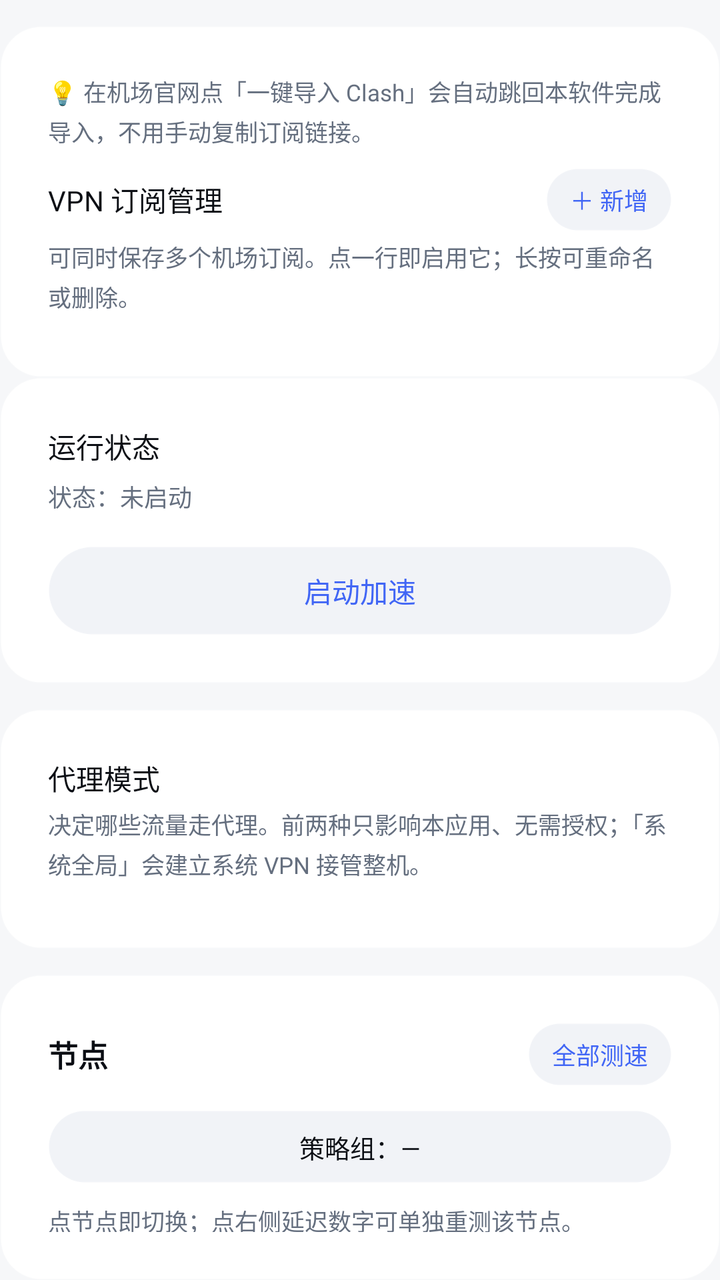
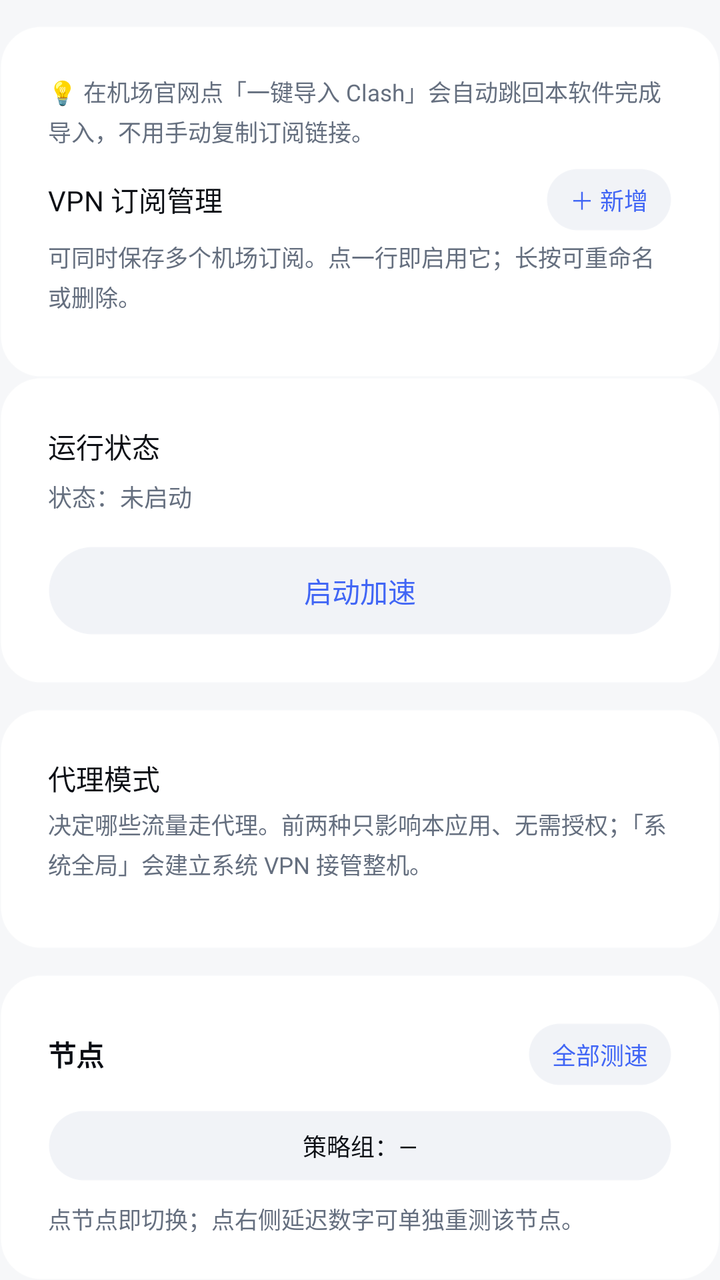

Two renders of the same Android screen: before a commit and after it. Below are the layout's source before the change and the commit's diff.
<!-- AndroidManifest.xml: application theme AppTheme -->
<!-- res/layout/page_vpn.xml -->
<?xml version="1.0" encoding="utf-8"?>
<LinearLayout xmlns:android="http://schemas.android.com/apk/res/android"
    android:id="@+id/vpn_page"
    android:layout_width="match_parent"
    android:layout_height="wrap_content"
    android:orientation="vertical">

    
    <LinearLayout
        style="@style/SectionCard"
        android:layout_marginTop="13dp">

        <TextView
            style="@style/FieldHint"
            android:layout_marginTop="0dp"
            android:layout_marginBottom="10dp"
            android:text="@string/vpn_import_tip" />

        <LinearLayout
            android:layout_width="match_parent"
            android:layout_height="wrap_content"
            android:orientation="horizontal"
            android:gravity="center_vertical">

            <TextView
                style="@style/FieldLabel"
                android:layout_width="0dp"
                android:layout_height="wrap_content"
                android:layout_weight="1"
                android:text="VPN 订阅管理" />

            <TextView
                android:id="@+id/btn_add_sub"
                android:layout_width="wrap_content"
                android:layout_height="wrap_content"
                android:background="@drawable/mini_btn_border"
                android:gravity="center"
                android:paddingLeft="12dp"
                android:paddingRight="12dp"
                android:paddingTop="7dp"
                android:paddingBottom="7dp"
                android:text="＋ 新增"
                android:textColor="@color/accent"
                android:textSize="12sp" />
        </LinearLayout>

        <TextView
            style="@style/FieldHint"
            android:layout_marginTop="4dp"
            android:text="可同时保存多个机场订阅。点一行即启用它；长按可重命名或删除。" />

        <LinearLayout
            android:id="@+id/sub_list"
            android:layout_width="match_parent"
            android:layout_height="wrap_content"
            android:layout_marginTop="8dp"
            android:orientation="vertical" />
    </LinearLayout>

    
    
    <LinearLayout style="@style/SectionCard">

        <TextView
            style="@style/FieldLabel"
            android:layout_width="match_parent"
            android:layout_height="wrap_content"
            android:layout_weight="0"
            android:text="运行状态" />

        <TextView
            android:id="@+id/proxy_state"
            android:layout_width="match_parent"
            android:layout_height="wrap_content"
            android:layout_marginTop="6dp"
            android:lineSpacingExtra="3dp"
            android:text="状态：未启动"
            android:textColor="@color/tx3"
            android:textSize="12sp" />

        
        <LinearLayout
            android:id="@+id/run_kv"
            android:layout_width="match_parent"
            android:layout_height="wrap_content"
            android:layout_marginTop="2dp"
            android:orientation="vertical" />

        <TextView
            android:id="@+id/btn_proxy_run"
            android:layout_width="match_parent"
            android:layout_height="wrap_content"
            android:layout_marginTop="14dp"
            android:background="@drawable/mini_btn_border"
            android:gravity="center"
            android:paddingTop="12dp"
            android:paddingBottom="12dp"
            android:text="启动加速"
            android:textColor="@color/accent"
            android:textSize="14sp" />
    </LinearLayout>

    
    <LinearLayout style="@style/SectionCard" android:layout_marginTop="13dp">

        <TextView
            style="@style/FieldLabel"
            android:layout_width="match_parent"
            android:layout_height="wrap_content"
            android:layout_weight="0"
            android:text="代理模式" />

        <TextView
            style="@style/FieldHint"
            android:layout_marginTop="4dp"
            android:text="决定哪些流量走代理。前两种只影响本应用、无需授权；「系统全局」会建立系统 VPN 接管整机。" />

        <LinearLayout
            android:id="@+id/mode_box"
            android:layout_width="match_parent"
            android:layout_height="wrap_content"
            android:layout_marginTop="10dp"
            android:orientation="vertical" />
    </LinearLayout>

    
    <LinearLayout
        android:id="@+id/node_card"
        style="@style/SectionCard"
        android:layout_marginTop="13dp">

        <LinearLayout
            android:layout_width="match_parent"
            android:layout_height="wrap_content"
            android:orientation="horizontal"
            android:gravity="center_vertical">

            <TextView
                android:layout_width="0dp"
                android:layout_height="wrap_content"
                android:layout_weight="1"
                android:text="节点"
                android:textColor="@color/tx"
                android:textSize="15sp"
                android:textStyle="bold" />

            <TextView
                android:id="@+id/btn_test_all"
                android:layout_width="wrap_content"
                android:layout_height="wrap_content"
                android:background="@drawable/mini_btn_border"
                android:gravity="center"
                android:paddingLeft="12dp"
                android:paddingRight="12dp"
                android:paddingTop="7dp"
                android:paddingBottom="7dp"
                android:text="全部测速"
                android:textColor="@color/accent"
                android:textSize="12sp" />
        </LinearLayout>

        
        <TextView
            android:id="@+id/group_pick"
            android:layout_width="match_parent"
            android:layout_height="wrap_content"
            android:layout_marginTop="12dp"
            android:background="@drawable/mini_btn_border"
            android:gravity="center"
            android:paddingTop="9dp"
            android:paddingBottom="9dp"
            android:text="策略组：—"
            android:textColor="@color/tx"
            android:textSize="12.5sp" />

        <TextView
            android:id="@+id/node_hint"
            style="@style/FieldHint"
            android:layout_marginTop="10dp"
            android:text="点节点即切换；点右侧延迟数字可单独重测该节点。" />

        <LinearLayout
            android:id="@+id/node_list"
            android:layout_width="match_parent"
            android:layout_height="wrap_content"
            android:layout_marginTop="4dp"
            android:orientation="vertical" />
    </LinearLayout>

    
    <LinearLayout
        android:id="@+id/route_card"
        style="@style/SectionCard"
        android:layout_marginTop="13dp">

        <TextView
            style="@style/FieldLabel"
            android:layout_width="match_parent"
            android:layout_height="wrap_content"
            android:layout_weight="0"
            android:text="以下平台走代理" />

        <TextView
            style="@style/FieldHint"
            android:layout_marginTop="4dp"
            android:text="未勾选的平台一律直连 —— 国内平台直连更快，也不浪费机场流量。" />

        <LinearLayout
            android:id="@+id/proxy_plats"
            android:layout_width="match_parent"
            android:layout_height="wrap_content"
            android:layout_marginTop="8dp"
            android:orientation="vertical" />
    </LinearLayout>
</LinearLayout>
<!-- resources referenced by this layout -->
<resources>
  <color name="accent">#4166F5</color>
  <color name="tx">#0B0E14</color>
  <color name="tx3">#656F7F</color>
  <!-- drawable mini_btn_border (drawable) -->
  <?xml version="1.0" encoding="utf-8"?>
  <shape xmlns:android="http://schemas.android.com/apk/res/android"
      android:shape="rectangle">
      <corners android:radius="999dp" />
      <solid android:color="@color/btn_c" />
      <stroke android:width="1dp" android:color="@color/line" />
  </shape>
  <string name="vpn_import_tip">💡 在机场官网点「一键导入 Clash」会自动跳回本软件完成导入，不用手动复制订阅链接。</string>
  <style name="FieldHint">
          <item name="android:layout_width">match_parent</item>
          <item name="android:layout_height">wrap_content</item>
          <item name="android:layout_marginTop">7dp</item>
          <item name="android:textColor">@color/tx3</item>
          <item name="android:textSize">11.5sp</item>
          <item name="android:lineSpacingExtra">3dp</item>
      </style>
  <style name="FieldLabel">
          <item name="android:layout_width">0dp</item>
          <item name="android:layout_height">wrap_content</item>
          <item name="android:layout_weight">1</item>
          <item name="android:textColor">@color/tx</item>
          <item name="android:textSize">14sp</item>
      </style>
  <style name="SectionCard">
          <item name="android:layout_width">match_parent</item>
          <item name="android:layout_height">wrap_content</item>
          <item name="android:orientation">vertical</item>
          <item name="android:background">@drawable/card_aurora</item>
          
          <item name="android:padding">24dp</item>
      </style>
  <style name="AppTheme" parent="@android:style/Theme.DeviceDefault.Light.NoActionBar">
          <item name="android:windowBackground">@color/bg</item>
          <item name="android:colorBackground">@color/bg</item>
          <item name="android:fitsSystemWindows">false</item>
          <item name="android:textColorPrimary">@color/tx</item>
          <item name="android:textColorSecondary">@color/tx2</item>
          
          <item name="android:alertDialogTheme">@style/AppDialogTheme</item>
      </style>
  <color name="btn_c">#F1F3F7</color>
  <color name="line">#13FFFFFF</color>
  <!-- drawable card_aurora (drawable) -->
  <?xml version="1.0" encoding="utf-8"?>
  <shape xmlns:android="http://schemas.android.com/apk/res/android"
      android:shape="rectangle">
      <corners android:radius="20dp" />
      <solid android:color="@color/card_c" />
      <stroke
          android:width="1dp"
          android:color="@color/line" />
  </shape>
  <color name="bg">#F6F7F9</color>
  <color name="tx2">#5A6272</color>
  <style name="AppDialogTheme" parent="@android:style/Theme.DeviceDefault.Light.Dialog.Alert">
          <item name="android:windowAnimationStyle">@style/DialogAnim</item>
      </style>
  <color name="card_c">#FFFFFF</color>
  <style name="DialogAnim">
          <item name="android:windowEnterAnimation">@anim/dialog_in</item>
          <item name="android:windowExitAnimation">@anim/dialog_out</item>
      </style>
</resources>

<!-- the commit's change to res/layout/page_vpn.xml (unified diff, before → after) -->
@@ -141,7 +141,7 @@
                 android:layout_weight="1"
                 android:text="节点"
                 android:textColor="@color/tx"
-                android:textSize="15sp"
+                android:textSize="14sp"
                 android:textStyle="bold" />
 
             <TextView
@@ -171,7 +171,7 @@
             android:paddingBottom="9dp"
             android:text="策略组：—"
             android:textColor="@color/tx"
-            android:textSize="12.5sp" />
+            android:textSize="12sp" />
 
         <TextView
             android:id="@+id/node_hint"
